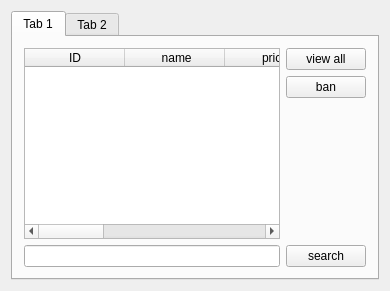
The window that adminWindow.ui (KyokaiNoKanata/TradingPlatform) describes before a commit, drawn with Qt 5.
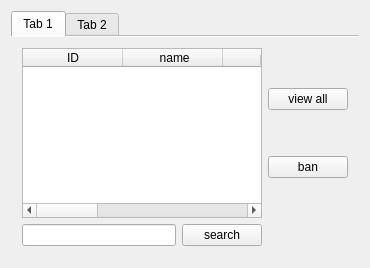
The same window after the commit. The open tabs and pages were chosen to show the change.

What changed in the file:
```diff
--- a/adminWindow.ui
+++ b/adminWindow.ui
@@ -6,8 +6,8 @@
    <rect>
     <x>0</x>
     <y>0</y>
-    <width>390</width>
-    <height>291</height>
+    <width>370</width>
+    <height>268</height>
    </rect>
   </property>
   <property name="windowTitle">
@@ -15,16 +15,61 @@
   </property>
   <widget class="QWidget" name="centralWidget">
    <layout class="QFormLayout" name="formLayout_2">
-    <item row="0" column="0">
+    <item row="0" column="0" colspan="2">
      <widget class="QTabWidget" name="tabWidget">
       <property name="currentIndex">
-       <number>0</number>
+       <number>1</number>
+      </property>
+      <property name="documentMode">
+       <bool>true</bool>
+      </property>
+      <property name="tabsClosable">
+       <bool>false</bool>
       </property>
       <widget class="QWidget" name="commodityTab">
        <attribute name="title">
         <string>Tab 1</string>
        </attribute>
-       <layout class="QFormLayout" name="formLayout">
+       <layout class="QGridLayout" name="gridLayout">
+        <item row="0" column="0">
+         <widget class="QTableWidget" name="commodityTableWidget">
+          <column>
+           <property name="text">
+            <string>ID</string>
+           </property>
+          </column>
+          <column>
+           <property name="text">
+            <string> name</string>
+           </property>
+          </column>
+          <column>
+           <property name="text">
+            <string>price</string>
+           </property>
+          </column>
+          <column>
+           <property name="text">
+            <string>time</string>
+           </property>
+          </column>
+          <column>
+           <property name="text">
+            <string>sellerID</string>
+           </property>
+          </column>
+          <column>
+           <property name="text">
+            <string>quantity</string>
+           </property>
+          </column>
+          <column>
+           <property name="text">
+            <string>status</string>
+           </property>
+          </column>
+         </widget>
+        </item>
         <item row="0" column="1">
          <layout class="QVBoxLayout" name="verticalLayout">
           <item>
@@ -43,7 +88,7 @@
           </item>
          </layout>
         </item>
-        <item row="1" column="0" colspan="2">
+        <item row="1" column="0">
          <layout class="QHBoxLayout" name="horizontalLayout_4">
           <item>
            <widget class="QLineEdit" name="commoditySearchLineEdit"/>
@@ -57,45 +102,6 @@
           </item>
          </layout>
         </item>
-        <item row="0" column="0">
-         <widget class="QTableWidget" name="commodityTableWidget">
-          <column>
-           <property name="text">
-            <string>ID</string>
-           </property>
-          </column>
-          <column>
-           <property name="text">
-            <string> name</string>
-           </property>
-          </column>
-          <column>
-           <property name="text">
-            <string>price</string>
-           </property>
-          </column>
-          <column>
-           <property name="text">
-            <string>time</string>
-           </property>
-          </column>
-          <column>
-           <property name="text">
-            <string>sellerID</string>
-           </property>
-          </column>
-          <column>
-           <property name="text">
-            <string>quantity</string>
-           </property>
-          </column>
-          <column>
-           <property name="text">
-            <string>status</string>
-           </property>
-          </column>
-         </widget>
-        </item>
        </layout>
       </widget>
       <widget class="QWidget" name="userTab">
```
Left out of the diff: 4 changed lines with no effect on the pictures.
